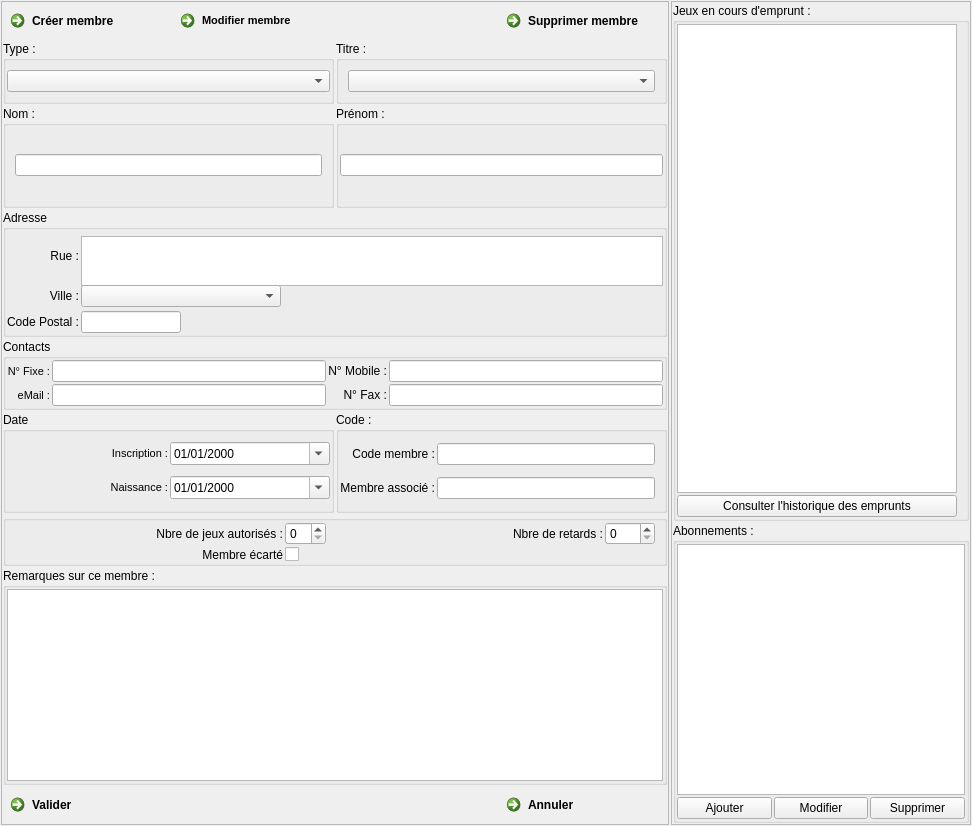
nivhg/ludopen, file f_membres.ui: the form before one commit.
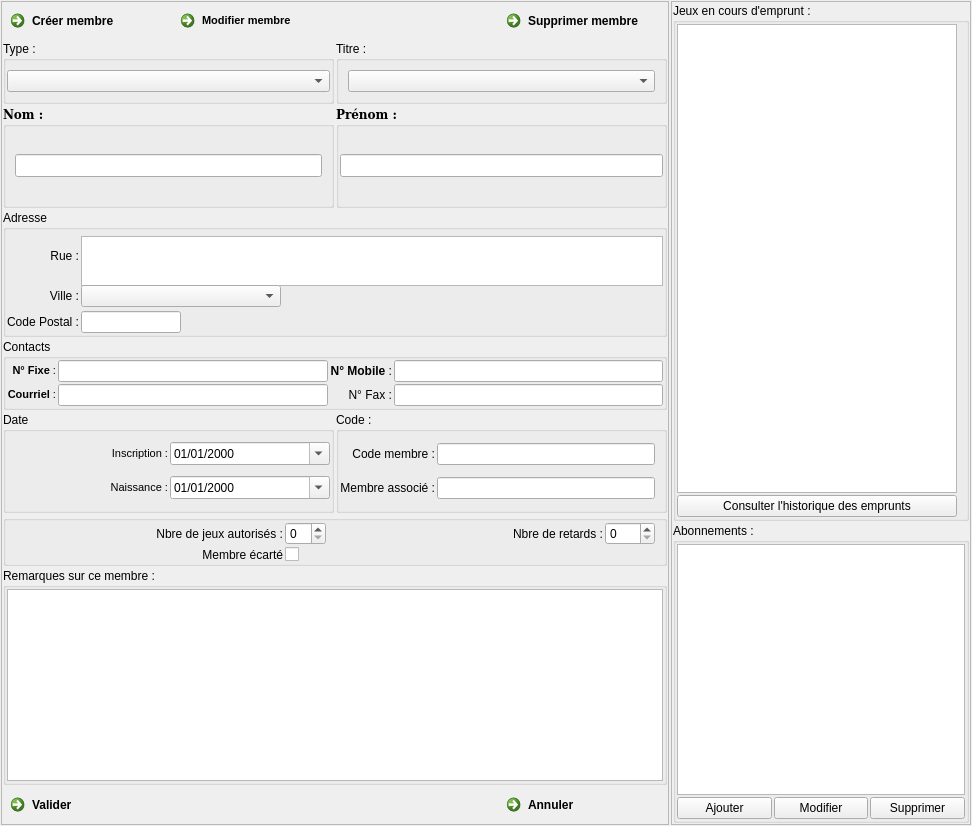
The form after the commit. Icons and pictures are not drawn.

Commit message: Issue 59 : Liste membres : choisir quoi exporter en CSV

Diff of the .ui file:
```diff
--- a/f_membres.ui
+++ b/f_membres.ui
@@ -797,6 +797,14 @@
             <verstretch>0</verstretch>
            </sizepolicy>
           </property>
+          <property name="font">
+           <font>
+            <family>DejaVu Serif</family>
+            <weight>75</weight>
+            <italic>false</italic>
+            <bold>true</bold>
+           </font>
+          </property>
           <property name="title">
            <string>Nom :</string>
           </property>
@@ -815,6 +823,13 @@
             <verstretch>0</verstretch>
            </sizepolicy>
           </property>
+          <property name="font">
+           <font>
+            <family>DejaVu Serif</family>
+            <weight>75</weight>
+            <bold>true</bold>
+           </font>
+          </property>
           <property name="title">
            <string>Prénom :</string>
           </property>
@@ -1087,7 +1102,10 @@
             </font>
            </property>
            <property name="text">
-            <string>N° Fixe :</string>
+            <string>&lt;b&gt;N° Fixe&lt;/b&gt; :</string>
+           </property>
+           <property name="textFormat">
+            <enum>Qt::RichText</enum>
            </property>
            <property name="alignment">
             <set>Qt::AlignRight|Qt::AlignTrailing|Qt::AlignVCenter</set>
@@ -1140,7 +1158,10 @@
             </palette>
            </property>
            <property name="text">
-            <string>N° Mobile :</string>
+            <string>&lt;b&gt;N° Mobile&lt;/b&gt; :</string>
+           </property>
+           <property name="textFormat">
+            <enum>Qt::RichText</enum>
            </property>
            <property name="alignment">
             <set>Qt::AlignRight|Qt::AlignTrailing|Qt::AlignVCenter</set>
@@ -1383,7 +1404,10 @@
             </font>
            </property>
            <property name="text">
-            <string>eMail :</string>
+            <string>&lt;b&gt;Courriel&lt;/b&gt; :</string>
+           </property>
+           <property name="textFormat">
+            <enum>Qt::RichText</enum>
            </property>
            <property name="alignment">
             <set>Qt::AlignRight|Qt::AlignTrailing|Qt::AlignVCenter</set>
```
The commit also changes 3 other files.
